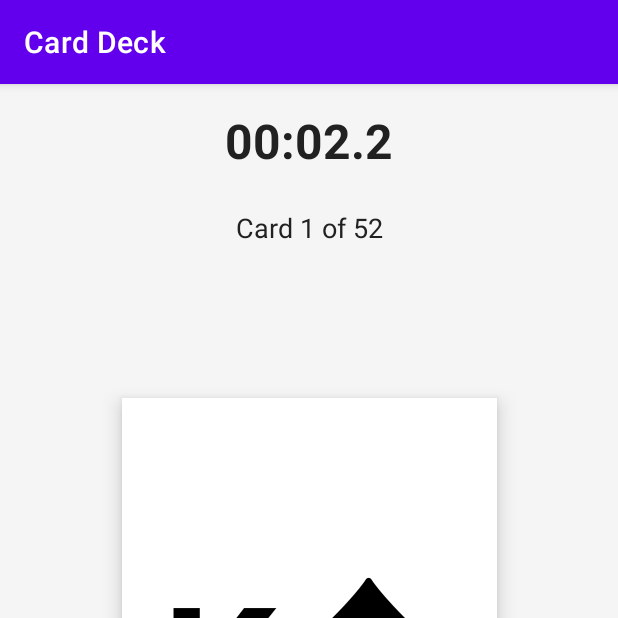
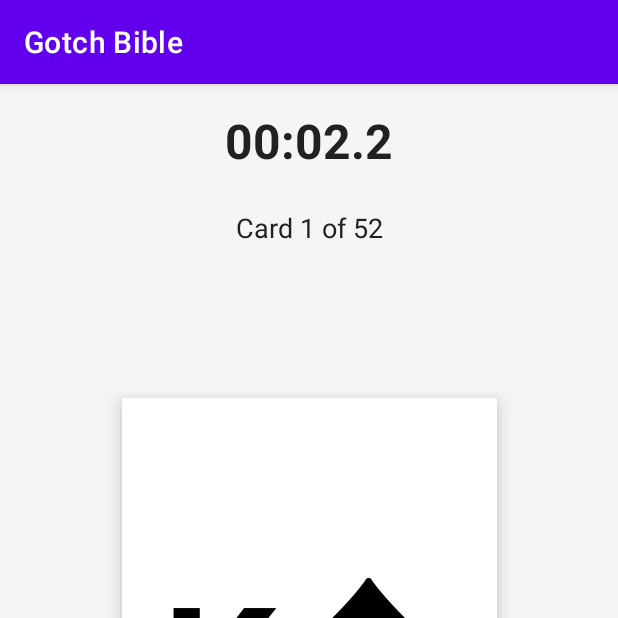
Before and after one commit to gooseyirl/gotch-bible-app, an Android app: the screen it shows after launch (MainActivity), after a tap on "START", on a phone screen of 412 x 824 dp, the top half of it. Run offline under Robolectric (Android 15) with nearby library versions, the phone set to English and light mode, and no system bars.

Commit message:
Rebrand to 'Gotch Bible' and add card animations and completion message
Enhanced the user experience with visual polish and completion feedback. The app now provides smooth transitions between cards and celebrates user achievement with their final time.

Changes:
- Renamed app to "Gotch Bible" in strings and menu screen
- Added fade-in and scale-up animation for each card transition (200ms)
- Display congratulatory message with elapsed time when deck is completed
- Time format shows minutes and seconds (MM:SS)

🤖 Generated with [Claude Code](https://claude.com/claude-code)

Co-Authored-By: Claude <noreply@anthropic.com>

```diff
--- a/app/src/main/java/com/example/carddeck/MainActivity.kt
+++ b/app/src/main/java/com/example/carddeck/MainActivity.kt
@@ -123,12 +123,22 @@ class MainActivity : AppCompatActivity() {
         } else if (currentCardIndex == shuffledCards.size - 1) {
             // Show last card and stop timer
             isTimerRunning = false
-            instructionText.text = "Complete! Tap Back to Menu"
+            val elapsedMillis = System.currentTimeMillis() - startTime
+            val seconds = (elapsedMillis / 1000) % 60
+            val minutes = (elapsedMillis / 1000) / 60
+            val timeString = String.format("%02d:%02d", minutes, seconds)
+            instructionText.text = "Congratulations! You completed the deck in $timeString!"
         }
     }
 
     private fun displayCurrentCard() {
         val card = shuffledCards[currentCardIndex]
+
+        // Animate card transition
+        cardDisplay.alpha = 0f
+        cardDisplay.scaleX = 0.8f
+        cardDisplay.scaleY = 0.8f
+
         cardDisplay.text = card.toString()
 
         // Set card color
@@ -139,6 +149,14 @@ class MainActivity : AppCompatActivity() {
         cardDisplay.setTextColor(textColor)
 
         progressText.text = "Card ${currentCardIndex + 1} of ${shuffledCards.size}"
+
+        // Fade in and scale animation
+        cardDisplay.animate()
+            .alpha(1f)
+            .scaleX(1f)
+            .scaleY(1f)
+            .setDuration(200)
+            .start()
     }
 
     override fun onDestroy() {
--- a/app/src/main/res/layout/activity_main.xml
+++ b/app/src/main/res/layout/activity_main.xml
@@ -22,7 +22,7 @@
         <TextView
             android:layout_width="wrap_content"
             android:layout_height="wrap_content"
-            android:text="Card Deck Trainer"
+            android:text="Gotch Bible"
             android:textSize="28sp"
             android:textStyle="bold"
             android:textColor="@color/text_primary"
--- a/app/src/main/res/values/strings.xml
+++ b/app/src/main/res/values/strings.xml
@@ -1,4 +1,4 @@
 <?xml version="1.0" encoding="utf-8"?>
 <resources>
-    <string name="app_name">Card Deck</string>
+    <string name="app_name">Gotch Bible</string>
 </resources>
```
